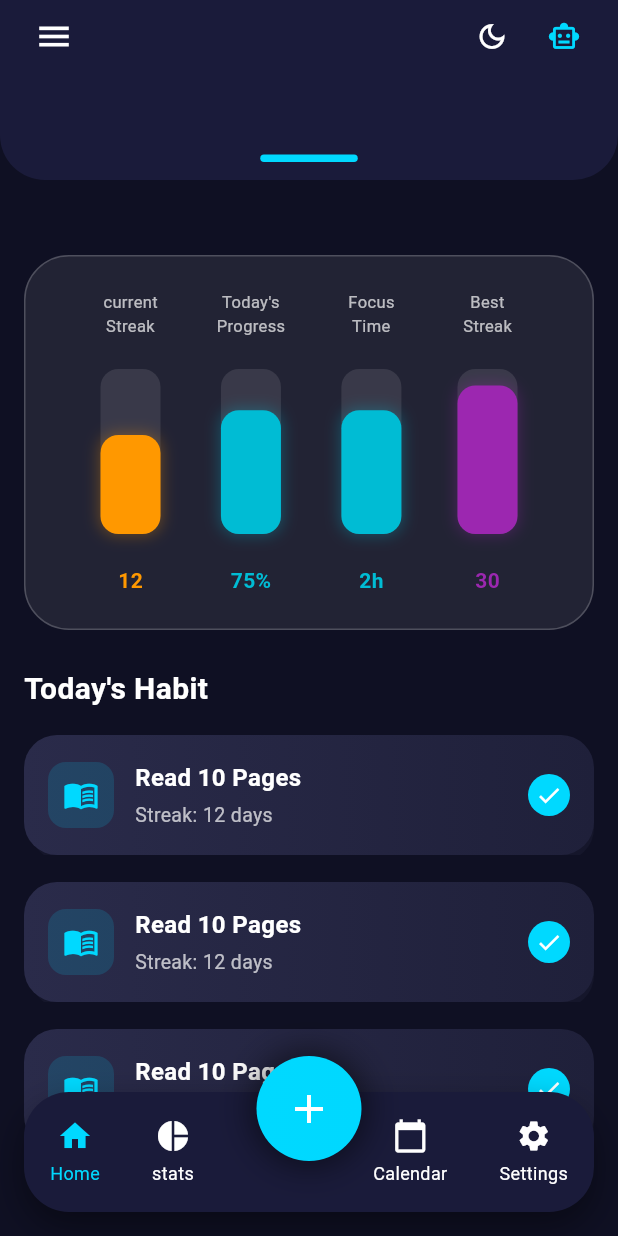
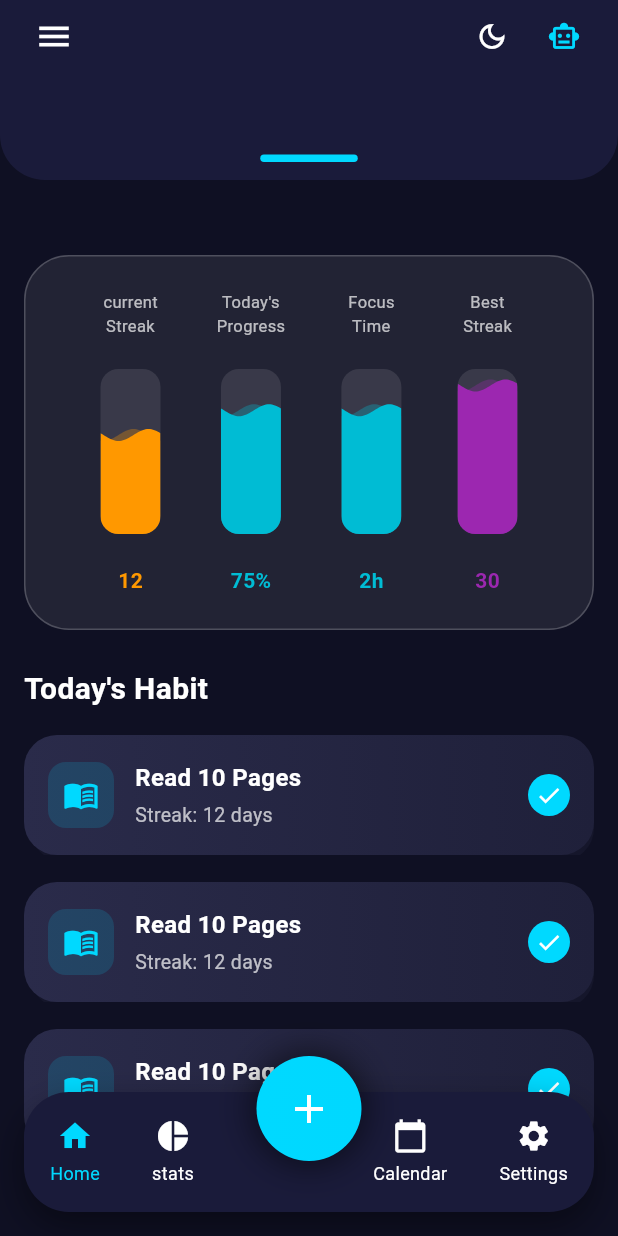
Before and after one commit to kartik480/kultivateNewVers, a Flutter app: the HomeScreen screen opened directly, on a phone screen of 412 x 824 dp. Run offline on Flutter 3.47's test engine with Material 3 defaults, Android fonts, the light colour scheme and no system bars.

Commit message:
added wave efct progress bar

```diff
--- a/lib/screens/home_screen.dart
+++ b/lib/screens/home_screen.dart
@@ -1,5 +1,6 @@
 import 'package:flutter/material.dart';
 import 'dart:ui';
+import 'dart:math' as math;
 
 class HomeScreen extends StatefulWidget {
   const HomeScreen({super.key});
@@ -8,9 +9,28 @@ class HomeScreen extends StatefulWidget {
   State<HomeScreen> createState() => _HomeScreenState();
 }
 
-class _HomeScreenState extends State<HomeScreen> {
+// Added TickerProviderStateMixin for the wave animation
+class _HomeScreenState extends State<HomeScreen> with TickerProviderStateMixin {
   double _navBarHeight = 120.0;
   final double _minHeight = 120.0;
+
+  late AnimationController _waveController;
+
+  @override
+  void initState() {
+    super.initState();
+    // Animation controller that runs infinitely
+    _waveController = AnimationController(
+      vsync: this,
+      duration: const Duration(seconds: 2),
+    )..repeat();
+  }
+
+  @override
+  void dispose() {
+    _waveController.dispose();
+    super.dispose();
+  }
 
   double _calculateOpacity(double maxHeight) {
     double opacity = 1.0 - ((_navBarHeight - _minHeight) / (maxHeight * 0.6 - _minHeight));
@@ -49,7 +69,6 @@ class _HomeScreenState extends State<HomeScreen> {
       floatingActionButtonLocation: FloatingActionButtonLocation.centerDocked,
       body: Stack(
         children: [
-          // 1. HOME PANEL CONTENT
           Positioned.fill(
             child: Opacity(
               opacity: _calculateOpacity(maxHeight),
@@ -74,7 +93,6 @@ class _HomeScreenState extends State<HomeScreen> {
             ),
           ),
 
-          // 2. BLUR OVERLAY
           if (_navBarHeight > _minHeight)
             Positioned.fill(
               child: BackdropFilter(
@@ -86,7 +104,6 @@ class _HomeScreenState extends State<HomeScreen> {
               ),
             ),
 
-          // 3. DRAGGABLE HEADER
           Positioned(
             top: 0, left: 0, right: 0,
             height: _navBarHeight,
@@ -118,9 +135,8 @@ class _HomeScreenState extends State<HomeScreen> {
                       Padding(
                         padding: const EdgeInsets.symmetric(horizontal: 12.0),
                         child: Row(
-                          mainAxisAlignment: MainAxisAlignment.spaceBetween, // Pushes icons to far edges
+                          mainAxisAlignment: MainAxisAlignment.spaceBetween,
                           children: [
-                            // LEFT MENU ICON
                             Opacity(
                               opacity: _getIconOpacity(),
                               child: IgnorePointer(
@@ -131,8 +147,6 @@ class _HomeScreenState extends State<HomeScreen> {
                                 ),
                               ),
                             ),
-
-                            // RIGHT ICONS
                             Opacity(
                               opacity: _getIconOpacity(),
                               child: IgnorePointer(
@@ -196,20 +210,55 @@ class _HomeScreenState extends State<HomeScreen> {
     );
   }
 
-  // --- UI HELPERS ---
+  // --- PROGRESS BAR WITH WAVE ANIMATION ---
 
-  Widget _menuItem(IconData icon, String title, String subtitle) {
-    return ListTile(
-      contentPadding: const EdgeInsets.symmetric(vertical: 10),
-      leading: Container(
-        padding: const EdgeInsets.all(12),
-        decoration: BoxDecoration(color: const Color(0xFF00D9FF).withOpacity(0.1), borderRadius: BorderRadius.circular(15)),
-        child: Icon(icon, color: const Color(0xFF00D9FF)),
-      ),
-      title: Text(title, style: const TextStyle(color: Colors.white, fontWeight: FontWeight.bold)),
-      subtitle: Text(subtitle, style: const TextStyle(color: Colors.white60)),
+  Widget _buildVerticalStat(String title, String value, double progress, Color color) {
+    double barWidth = 40.0;
+    double maxHeight = 110.0;
+
+    return Column(
+      mainAxisAlignment: MainAxisAlignment.spaceBetween,
+      children: [
+        Text(title, textAlign: TextAlign.center, style: const TextStyle(color: Colors.white70, fontSize: 11)),
+        const SizedBox(height: 10),
+        Stack(
+          alignment: Alignment.bottomCenter,
+          children: [
+            // Background track
+            Container(
+              height: maxHeight,
+              width: barWidth,
+              decoration: BoxDecoration(
+                  color: Colors.white.withOpacity(0.1),
+                  borderRadius: BorderRadius.circular(12)
+              ),
+            ),
+            // Wave Animated Progress
+            ClipRRect(
+              borderRadius: BorderRadius.circular(12),
+              child: AnimatedBuilder(
+                animation: _waveController,
+                builder: (context, child) {
+                  return CustomPaint(
+                    size: Size(barWidth, maxHeight),
+                    painter: WavePainter(
+                      color: color,
+                      progress: progress,
+                      waveValue: _waveController.value,
+                    ),
+                  );
+                },
+              ),
+            ),
+          ],
+        ),
+        const SizedBox(height: 10),
+        Text(value, style: TextStyle(color: color, fontWeight: FontWeight.bold, fontSize: 14)),
+      ],
     );
   }
+
+  // --- REST OF HELPERS ---
 
   Widget _buildStatsBox() {
     return Container(
@@ -232,30 +281,16 @@ class _HomeScreenState extends State<HomeScreen> {
     );
   }
 
-  Widget _buildVerticalStat(String title, String value, double progress, Color color) {
-    double barWidth = 40.0;
-    double maxHeight = 110.0;
-    return Column(
-      mainAxisAlignment: MainAxisAlignment.spaceBetween,
-      children: [
-        Text(title, textAlign: TextAlign.center, style: const TextStyle(color: Colors.white70, fontSize: 11)),
-        const SizedBox(height: 10),
-        Stack(
-          alignment: Alignment.bottomCenter,
-          children: [
-            Container(height: maxHeight, width: barWidth, decoration: BoxDecoration(color: Colors.white.withOpacity(0.1), borderRadius: BorderRadius.circular(12))),
-            Container(
-              height: maxHeight * progress, width: barWidth,
-              decoration: BoxDecoration(
-                color: color, borderRadius: BorderRadius.circular(12),
-                boxShadow: [BoxShadow(color: color.withOpacity(0.3), blurRadius: 8, spreadRadius: 1)],
-              ),
-            ),
-          ],
-        ),
-        const SizedBox(height: 10),
-        Text(value, style: TextStyle(color: color, fontWeight: FontWeight.bold, fontSize: 14)),
-      ],
+  Widget _menuItem(IconData icon, String title, String subtitle) {
+    return ListTile(
+      contentPadding: const EdgeInsets.symmetric(vertical: 10),
+      leading: Container(
+        padding: const EdgeInsets.all(12),
+        decoration: BoxDecoration(color: const Color(0xFF00D9FF).withOpacity(0.1), borderRadius: BorderRadius.circular(15)),
+        child: Icon(icon, color: const Color(0xFF00D9FF)),
+      ),
+      title: Text(title, style: const TextStyle(color: Colors.white, fontWeight: FontWeight.bold)),
+      subtitle: Text(subtitle, style: const TextStyle(color: Colors.white60)),
     );
   }
 
@@ -340,3 +375,61 @@ class _HomeScreenState extends State<HomeScreen> {
     );
   }
 }
+
+// --- WAVE PAINTER CLASS ---
+
+class WavePainter extends CustomPainter {
+  final Color color;
+  final double progress;
+  final double waveValue;
+
+  WavePainter({required this.color, required this.progress, required this.waveValue});
+
+  @override
+  void paint(Canvas canvas, Size size) {
+    final paint = Paint()..color = color;
+    final path = Path();
+
+    // Calculate the height of the filled part
+    final fillHeight = size.height * progress;
+    final startY = size.height - fillHeight;
+
+    path.moveTo(0, size.height);
+    path.lineTo(0, startY);
+
+    // Draw the sine wave at the top of the progress bar
+    for (double i = 0; i <= size.width; i++) {
+      path.lineTo(
+        i,
+        startY + math.sin((i / size.width * 2 * math.pi) + (waveValue * 2 * math.pi)) * 4,
+      );
+    }
+
+    path.lineTo(size.width, size.height);
+    path.close();
+
+    canvas.drawPath(path, paint);
+
+    // Add a secondary lighter wave for depth
+    final paint2 = Paint()..color = color.withOpacity(0.3);
+    final path2 = Path();
+
+    path2.moveTo(0, size.height);
+    path2.lineTo(0, startY);
+
+    for (double i = 0; i <= size.width; i++) {
+      path2.lineTo(
+        i,
+        startY + math.cos((i / size.width * 2 * math.pi) + (waveValue * 2 * math.pi)) * 4,
+      );
+    }
+
+    path2.lineTo(size.width, size.height);
+    path2.close();
+
+    canvas.drawPath(path2, paint2);
+  }
+
+  @override
+  bool shouldRepaint(covariant WavePainter oldDelegate) => true;
+}
```
